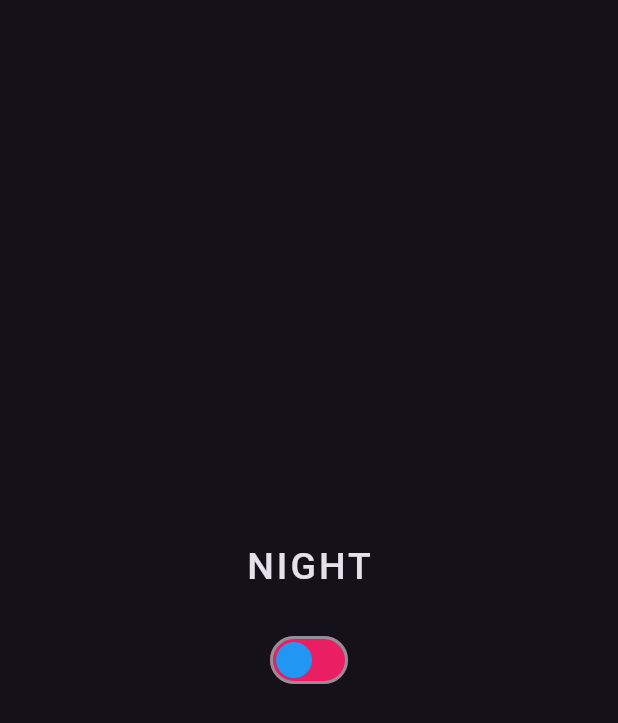
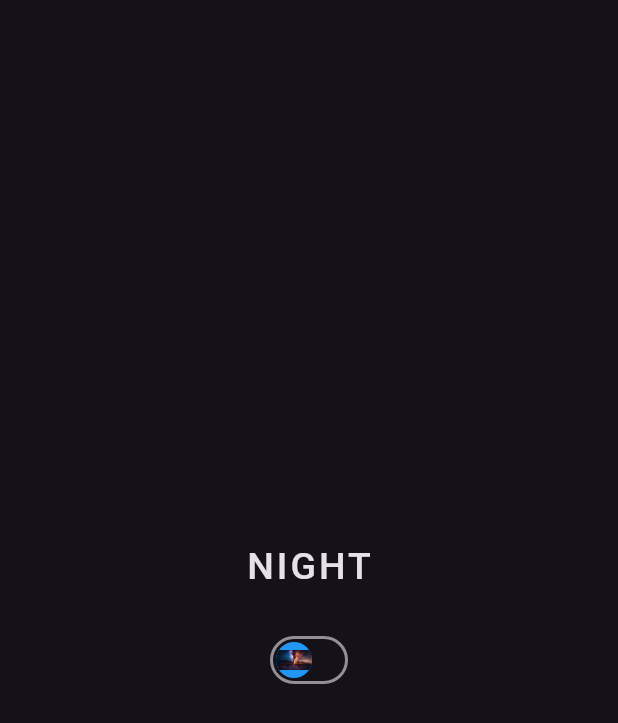
Before and after one commit to hafedh049/day_night, a Flutter app: the screen it shows after launch, on a phone screen of 412 x 824 dp. Shown: the top 723 px of the screen. Run offline on Flutter 3.47's test engine with Material 3 defaults, Android fonts, the phone set to English and light mode, and no system bars.

Commit message:
ModifiedM lib/day_night_radio.dart

```diff
--- a/lib/day_night_radio.dart
+++ b/lib/day_night_radio.dart
@@ -22,11 +22,11 @@ class _DayNightSwitcherState extends State<DayNightSwitcher> {
             Switch(
               value: _day,
               activeColor: Colors.yellowAccent,
-              activeThumbImage: const AssetImage("assets/day.png"),
-              activeTrackColor: Colors.grey,
+              activeThumbImage: const AssetImage("assets/day.jpg"),
+              activeTrackColor: Colors.transparent,
               inactiveThumbColor: Colors.blue,
-              inactiveThumbImage: const AssetImage("assets/night.png"),
-              inactiveTrackColor: Colors.pink,
+              inactiveThumbImage: const AssetImage("assets/night.jpeg"),
+              inactiveTrackColor: Colors.transparent,
               onChanged: (bool value) => setState(() => _day = value),
             ),
           ],
```
